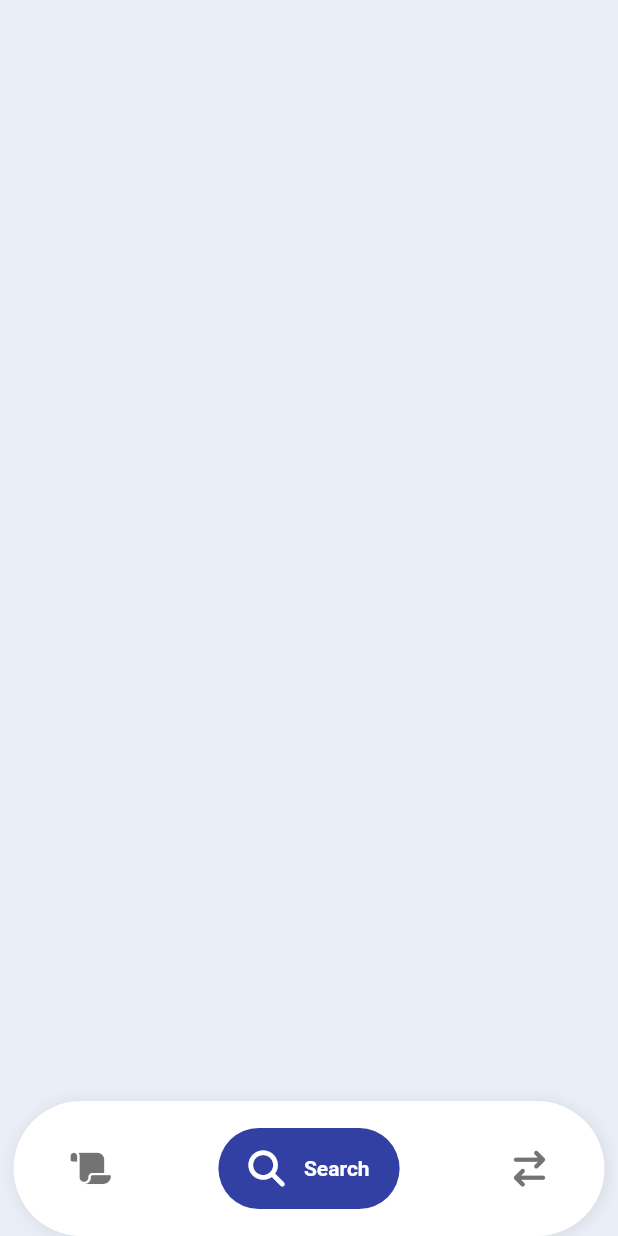
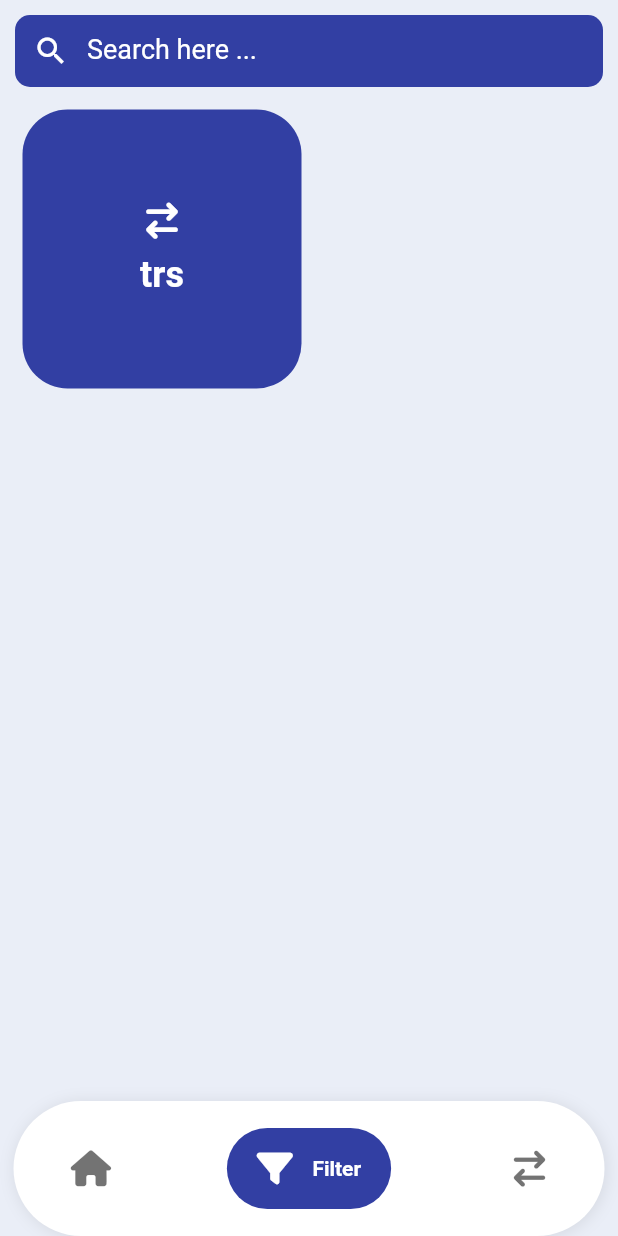
Before and after one commit to Ala-Alsanea/E_market, a Flutter app: the screen it shows after launch, item 2 of the bottom bar chosen, on a phone screen of 412 x 824 dp. Run offline on Flutter 3.47's test engine with Material 2 defaults, Android fonts, the phone set to English and light mode, and no system bars; drawn by our look-alikes of google_nav_bar; our stand-ins replace font_awesome_flutter.

Commit message:
some changing

```diff
--- /dev/null
+++ b/lib/Config/components/item_category.dart
@@ -0,0 +1,50 @@
+// ignore_for_file: prefer_const_constructors, prefer_typing_uninitialized_variables
+
+import 'package:flutter/material.dart';
+import 'package:font_awesome_flutter/font_awesome_flutter.dart';
+
+import '../size_config.dart';
+import '../style.dart';
+
+class ItemCategory extends StatelessWidget {
+  var onTap;
+  var icon;
+  var text;
+
+  ItemCategory({
+    this.onTap,
+    this.icon,
+    this.text,
+    Key? key,
+  }) : super(key: key);
+
+  @override
+  Widget build(BuildContext context) {
+    return GestureDetector(
+      onTap: onTap,
+      child: Container(
+        margin: EdgeInsets.all(5),
+        height: getHeight(100),
+        width: getWidth(100),
+        decoration: BoxDecoration(
+          borderRadius: BorderRadius.circular(30),
+          color: gradientColor1,
+        ),
+        child: Column(
+          mainAxisAlignment: MainAxisAlignment.center,
+          crossAxisAlignment: CrossAxisAlignment.center,
+          children: [
+            Icon(icon, color: whiteColor),
+            SizedBox(
+              height: getHeight(10),
+            ),
+            Text(
+              text,
+              style: bold_24(),
+            )
+          ],
+        ),
+      ),
+    );
+  }
+}
--- /dev/null
+++ b/lib/Config/components/text_input.dart
@@ -0,0 +1,54 @@
+// ignore_for_file: non_constant_identifier_names, sort_child_properties_last, prefer_const_constructors
+
+import 'package:flutter/material.dart';
+
+import '../size_config.dart';
+import '../style.dart';
+
+Widget text_input(
+  BuildContext context,
+  String holder, {
+  Color color = gradientColor1,
+  bool passwd = false,
+  IconData? icon,
+  IconButton? iconButton,
+  TextEditingController? controller,
+  TextInputType? keyboardType,
+  String? Function(String?)? validator,
+  Function()? onTap,
+  Function(String)? onChanged,
+}) {
+  SizeOfConfig().init(context);
+
+  return Container(
+    // height: getHeight(0),
+    padding: EdgeInsets.only(left: icon != null ? 0 : 9),
+    margin: EdgeInsets.all(10),
+    child: TextFormField(
+      // maxLength: 50,
+      controller: controller,
+      onTap: onTap,
+      onChanged: onChanged,
+      validator: validator,
+      keyboardType: keyboardType,
+      style: TextStyle(fontSize: 18, color: whiteColor),
+      expands: false,
+      obscureText: passwd,
+      decoration: InputDecoration(
+        errorMaxLines: null,
+        errorBorder: InputBorder.none,
+        focusColor: Colors.grey[300],
+        border: InputBorder.none,
+        hintText: holder,
+        hintStyle: normal_18(),
+        prefixIcon: icon != null ? Icon(icon, color: whiteColor) : null,
+        suffixIcon: iconButton,
+        // suffixIconColor: white,
+      ),
+    ),
+    decoration: BoxDecoration(
+      color: color,
+      borderRadius: BorderRadius.circular(10),
+    ),
+  );
+}
--- /dev/null
+++ b/lib/Config/size_config.dart
@@ -0,0 +1,24 @@
+import 'package:flutter/material.dart';
+
+class SizeOfConfig {
+  static late MediaQueryData _mediaQueryData;
+  static late double widthScreen;
+  static late double heightScreen;
+  static double? defaultSize;
+  static Orientation? rotation;
+
+  void init(BuildContext context) {
+    _mediaQueryData = MediaQuery.of(context);
+    widthScreen = _mediaQueryData.size.width;
+    heightScreen = _mediaQueryData.size.height;
+    rotation = _mediaQueryData.orientation;
+  }
+}
+
+double getWidth(double inputWidth) {
+  return (inputWidth / 315.0) * SizeOfConfig.widthScreen;
+}
+
+double getHeight(double inputHeight) {
+  return (inputHeight / 815.0) * SizeOfConfig.heightScreen;
+}
--- a/lib/main.dart
+++ b/lib/main.dart
@@ -5,10 +5,10 @@ import 'dart:ui';
 import 'package:flutter/material.dart';
 import 'package:font_awesome_flutter/font_awesome_flutter.dart';
 import 'package:google_nav_bar/google_nav_bar.dart';
+import 'Config/style.dart';
 import 'pages/browse_page.dart';
 import 'pages/compare_page.dart';
 import 'pages/search_page.dart';
-import 'widgets/colors.dart';
 
 void main() {
   runApp(const MyApp());
@@ -37,26 +37,19 @@ class _MyAppState extends State<MyApp> {
   @override
   Widget build(BuildContext context) {
     return MaterialApp(
-      scrollBehavior: const MaterialScrollBehavior().copyWith(
-        dragDevices: {
-          PointerDeviceKind.mouse,
-          PointerDeviceKind.touch,
-          PointerDeviceKind.stylus,
-          PointerDeviceKind.unknown
-        },
-      ),
       debugShowCheckedModeBanner: false,
       home: Scaffold(
         appBar: (isThePage)
             ? AppBar(
                 elevation: 0,
-                backgroundColor: AppColor.gradientColor1,
+                backgroundColor: backgroundColor,
                 centerTitle: true,
-                title: Text('E Market'),
+                title: Text('E Market', style: bold_24(color: gradientColor1)),
+                titleTextStyle: TextStyle(color: gradientColor1),
               )
             : null,
         extendBody: true,
-        backgroundColor: AppColor.backgroundColor,
+        backgroundColor: backgroundColor,
         bottomNavigationBar: Container(
           margin: EdgeInsets.symmetric(horizontal: 9),
           padding: EdgeInsets.all(18.0),
@@ -78,8 +71,8 @@ class _MyAppState extends State<MyApp> {
               gap: 13.0,
               backgroundColor: Colors.white,
               tabBorderRadius: 40.0,
-              tabBackgroundColor: AppColor.gradientColor1,
-              activeColor: AppColor.whiteColor,
+              tabBackgroundColor: gradientColor1,
+              activeColor: whiteColor,
               color: Colors.black.withOpacity(0.55),
               selectedIndex: _selectedIndex,
               onTabChange: (index) {
@@ -92,7 +85,7 @@ class _MyAppState extends State<MyApp> {
               },
               tabs: [
                 GButton(
-                  icon: FontAwesomeIcons.scroll,
+                  icon: FontAwesomeIcons.house,
                   text: "Browse",
                   padding: EdgeInsets.only(
                     left: 20.0,
@@ -102,8 +95,8 @@ class _MyAppState extends State<MyApp> {
                   ),
                 ),
                 GButton(
-                  icon: FontAwesomeIcons.magnifyingGlass,
-                  text: "Search",
+                  icon: FontAwesomeIcons.filter,
+                  text: "Filter",
                   padding: EdgeInsets.only(
                     left: 20.0,
                     right: 20.0,
--- a/lib/pages/browse_page.dart
+++ b/lib/pages/browse_page.dart
@@ -3,7 +3,7 @@
 import 'package:flutter/material.dart';
 import 'dart:convert';
 
-import '../widgets/item_list.dart';
+import '../Config/components/item_list.dart';
 
 class BrowsePage extends StatefulWidget {
   const BrowsePage({
--- a/lib/pages/search_page.dart
+++ b/lib/pages/search_page.dart
@@ -1,7 +1,19 @@
+// ignore_for_file: prefer_const_constructors, prefer_const_literals_to_create_immutables
+
+import 'package:e_maecket/Config/size_config.dart';
+import 'package:e_maecket/Config/style.dart';
 import 'package:flutter/material.dart';
+import 'package:font_awesome_flutter/font_awesome_flutter.dart';
+
+import '../Config/components/item_category.dart';
+import '../Config/components/text_input.dart';
 
 class SearchPage extends StatefulWidget {
-  const SearchPage({
+  List category = [
+    {'text': 'trs', 'icon': FontAwesomeIcons.arrowRightArrowLeft},
+  ];
+
+  SearchPage({
     Key? key,
   }) : super(key: key);
 
@@ -12,6 +24,24 @@ class SearchPage extends StatefulWidget {
 class _SearchPageState extends State<SearchPage> {
   @override
   Widget build(BuildContext context) {
-    return Container();
+    return Column(
+      children: [
+        Container(),
+        text_input(context, 'Search here ...', icon: Icons.search),
+        Expanded(
+          child: GridView.builder(
+            padding: EdgeInsets.symmetric(horizontal: 10),
+            gridDelegate:
+                SliverGridDelegateWithFixedCrossAxisCount(crossAxisCount: 2),
+            itemCount: widget.category.length,
+            itemBuilder: (context, index) => ItemCategory(
+              text: widget.category[index]['text'],
+              icon: widget.category[index]['icon'],
+              onTap: () {},
+            ),
+          ),
+        )
+      ],
+    );
   }
 }
--- a/lib/widgets/colors.dart
+++ /dev/null
@@ -1,32 +0,0 @@
-import 'dart:ui';
-
-class AppColor {
-//Background color grey
-  static Color backgroundColor = const Color(0xFFeaeef7);
-
-//Top background gradient
-  static Color gradientColor1 = const Color(0xFF323fa3);
-  static Color gradientColor2 = const Color(0xFF5b47ec);
-
-// Card white color
-  static Color whiteColor = const Color(0xFFFFFFFF);
-
-//Selected and heart color
-  static Color heartRedColor = const Color(0xFFff7575);
-  static Color heartGreyColor = const Color(0xFFa6aebe);
-
-//Text colors
-  static Color mainTextColor = const Color(0xFF202442);
-  static Color secondTextColor = const Color(0xFF919db0);
-
-//Selected background PinkAccent Color
-  static Color pinkAccentColor = const Color(0xFFffeaea);
-
-//Circle colors back of the cars
-  static Color redCircleColor = const Color(0xFFFF7575);
-  static Color purpleCircleColor = const Color(0xFF5c32a3);
-  static Color tealCircleColor = const Color(0xFF52b8b2);
-  static Color blueCircleColor = const Color(0xFF526fb8);
-  static Color redPurpleCircleColor = const Color(0xFFB85284);
-  static Color yellowCircleColor = const Color(0xFFF2CB6C);
-}
--- a/pubspec.yaml
+++ b/pubspec.yaml
@@ -35,6 +35,7 @@ dependencies:
   font_awesome_flutter: ^10.1.0
   google_nav_bar: ^5.0.6
   carousel_slider: ^4.1.1
+  http:
 
 dev_dependencies:
   flutter_test:
```
Also changed, not shown: lib/Config/components/constant.dart (added, +150 -0 lines), lib/Config/components/header.dart (added, +44 -0 lines), lib/Config/components/item_list.dart (renamed from lib/widgets/item_list.dart, +5 -5 lines), lib/Config/msg/msg.dart (added, +19 -0 lines), lib/Config/style.dart (added, +59 -0 lines), lib/Config/validation_error_msg.dart (added, +15 -0 lines), lib/api/ConnectApi.dart (added, +72 -0 lines), lib/api/model/podcast.dart (added, +44 -0 lines), lib/pages/single_car.dart (renamed from lib/widgets/single_car.dart, +13 -10 lines), lib/pages/car_category_card.dart (renamed from lib/widgets/car_category_card.dart), pubspec.lock.
